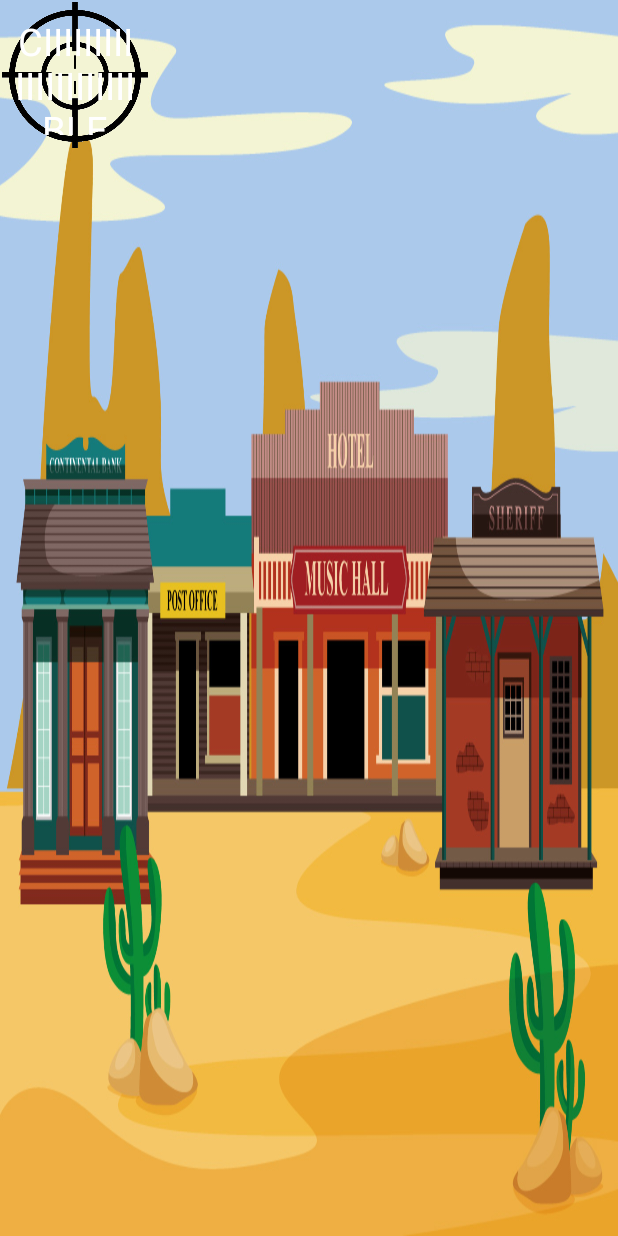
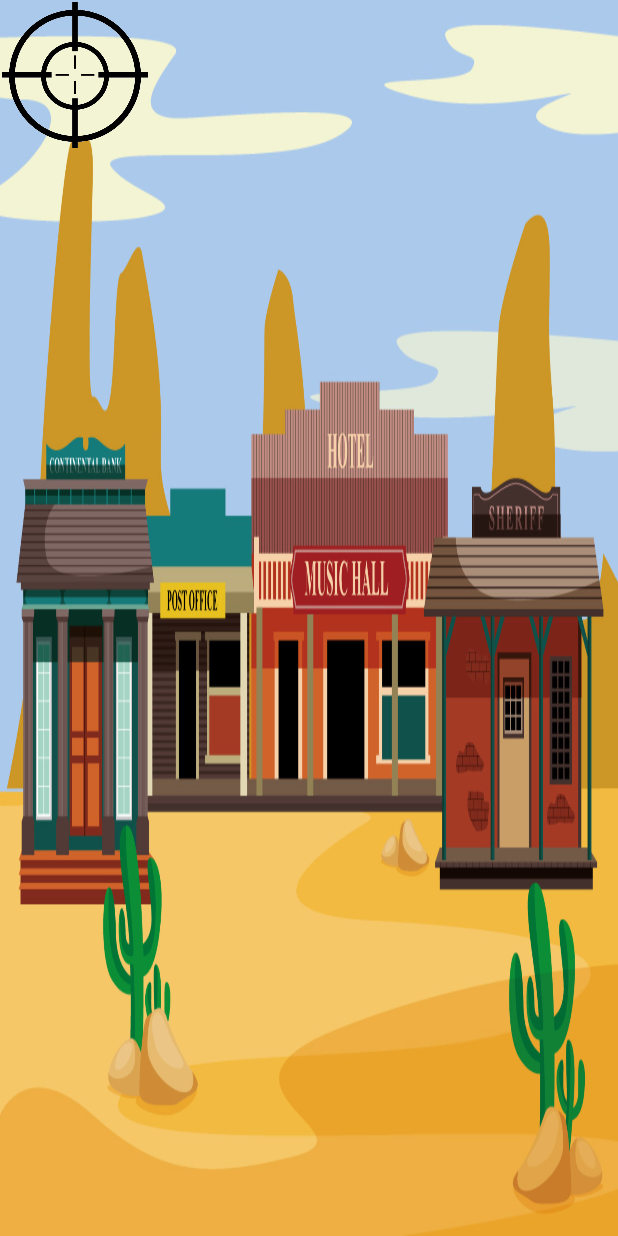
Before and after one commit to NitriKx/M2DL-FHCI-Challenge, an Android app: the layout content_game_cible.xml on its own in the app's theme, with its tools: preview values and no code run, on a phone screen of 412 x 824 dp. Run offline under Robolectric (Android 15) with nearby library versions, the phone set to English and light mode, and no system bars.

Commit message:
suppression du nom de la cible. On n'affiche plus le score en petit en bas avant d'ouvrir l'activity score

```diff
--- a/app/src/main/java/com/lifo/cowboy/GameActivity.java
+++ b/app/src/main/java/com/lifo/cowboy/GameActivity.java
@@ -2,8 +2,8 @@ package com.lifo.cowboy;
 
 import android.animation.Animator;
 import android.content.Context;
+import android.content.Intent;
 import android.graphics.Point;
-import android.content.Intent;
 import android.media.MediaPlayer;
 import android.os.Bundle;
 import android.os.Vibrator;
@@ -148,9 +148,7 @@ public class GameActivity extends AppCompatActivity implements DansLaPocheListen
             TempsService.getInstance().stopperExecutionAvecDelai();
             tv.setText("Vous avez dégainé trop tôt !");
         } else {
-            setContentView(R.layout.content_game_message);
-            tv = (TextView)findViewById(R.id.textView);
-            tv.setText("Votre score : " + String.valueOf(score));
+            setContentView(R.layout.activity_game);
 
             // Démarrage de l'activité de sauvegarde du score
             float scoreSecondes = score / 1000.0F;
--- a/app/src/main/res/layout/content_game_cible.xml
+++ b/app/src/main/res/layout/content_game_cible.xml
@@ -6,7 +6,6 @@
     <Button
         android:layout_width="100dp"
         android:layout_height="100dp"
-        android:text="CIIIIIIIIIIIIIIIIIIIIIBLE"
         android:id="@+id/cible"
         android:onClick="onClickCible"
         android:background="@drawable/cible" />
```
